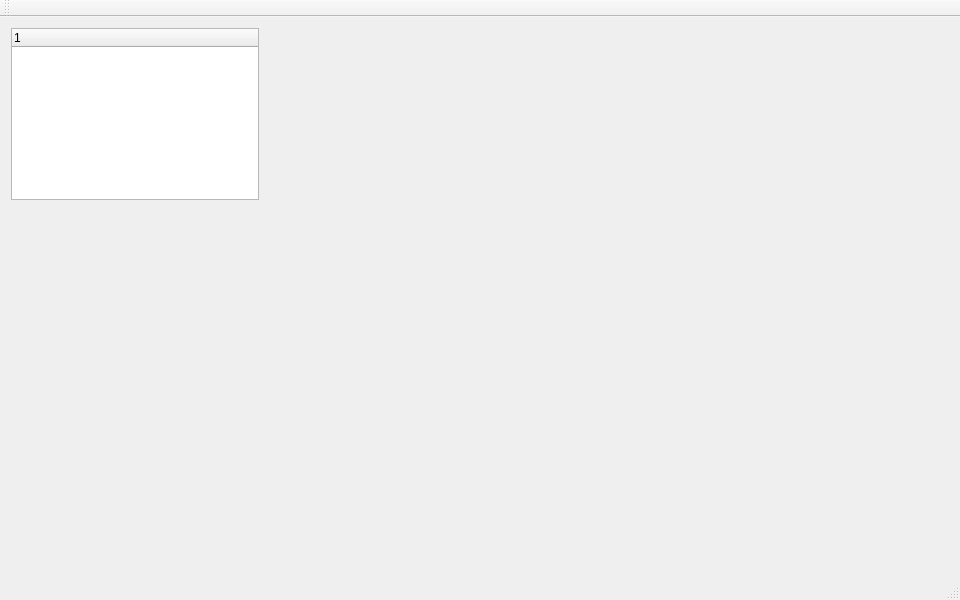
Qt form mainwindow.ui (ikryukov/QtVulkan) before a commit.
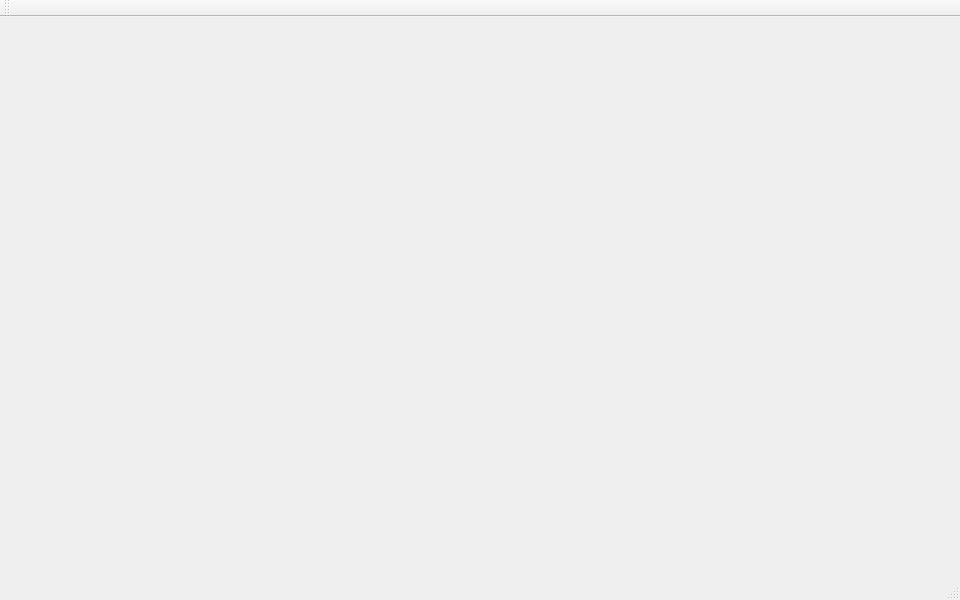
The same form after that commit.

```diff
--- a/mainwindow.ui
+++ b/mainwindow.ui
@@ -20,46 +20,11 @@
    <string>MainWindow</string>
   </property>
   <widget class="QWidget" name="centralWidget">
-   <widget class="QWidget" name="layoutWidget">
-    <property name="geometry">
-     <rect>
-      <x>0</x>
-      <y>0</y>
-      <width>270</width>
-      <height>194</height>
-     </rect>
-    </property>
-    <layout class="QHBoxLayout" name="horizontalLayout">
-     <property name="sizeConstraint">
-      <enum>QLayout::SetMaximumSize</enum>
-     </property>
-     <item>
-      <widget class="QTreeWidget" name="treeWidget">
-       <property name="maximumSize">
-        <size>
-         <width>256</width>
-         <height>16777215</height>
-        </size>
-       </property>
-       <column>
-        <property name="text">
-         <string notr="true">1</string>
-        </property>
-       </column>
-      </widget>
-     </item>
-     <item>
-      <layout class="QVBoxLayout" name="renderLayout">
-       <property name="spacing">
-        <number>0</number>
-       </property>
-       <property name="sizeConstraint">
-        <enum>QLayout::SetDefaultConstraint</enum>
-       </property>
-      </layout>
-     </item>
-    </layout>
-   </widget>
+   <layout class="QHBoxLayout" name="horizontalLayout">
+    <item>
+     <layout class="QHBoxLayout" name="renderLayout"/>
+    </item>
+   </layout>
   </widget>
   <widget class="QMenuBar" name="menuBar">
    <property name="geometry">
```
